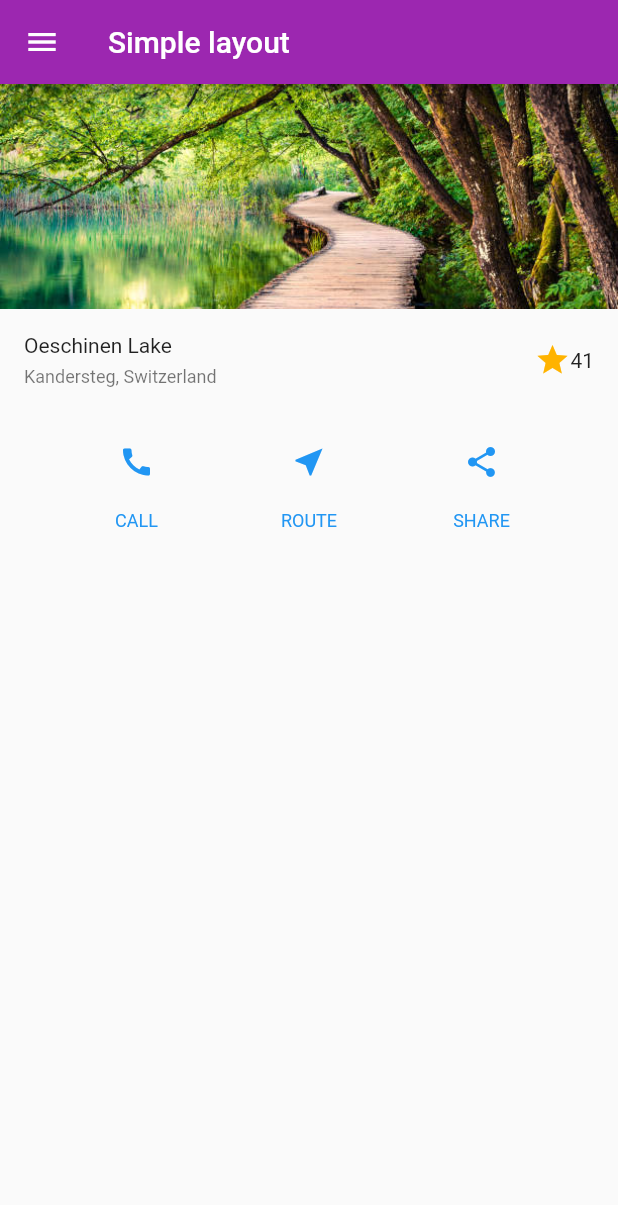
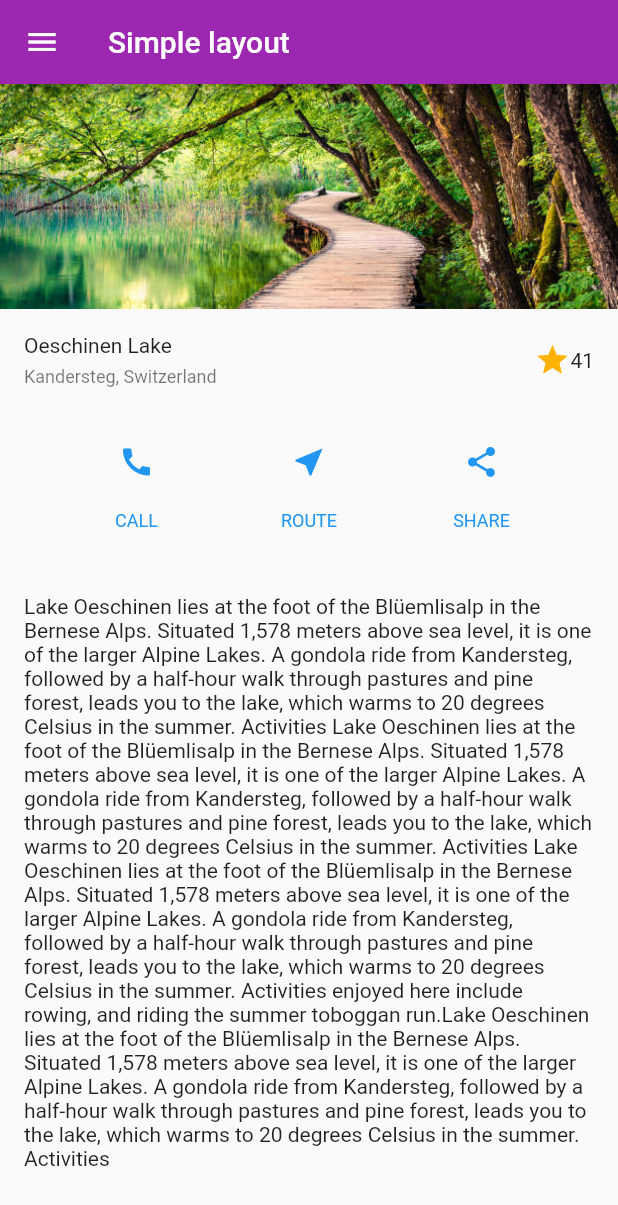
Before and after one commit to designus/flutter-experiments, a Flutter app: the screen it shows after launch, in the side drawer, after a tap on "Simple layout", on a phone screen of 412 x 824 dp. Shown: the top 1205 px of the screen. Run offline on Flutter 3.47's test engine with Material 2 defaults, Android fonts, the phone set to English and light mode, and no system bars.

Commit message:
add text area and scroll view

```diff
--- a/lib/simple_layout.dart
+++ b/lib/simple_layout.dart
@@ -38,6 +38,36 @@ class SimpleLayout extends StatelessWidget {
           child: Image.asset('images/1.jpg', height: 150, fit: BoxFit.cover)
         ),
       ],
+    );
+  }
+
+  Widget _buildText() {
+    return Container(
+      padding: const EdgeInsets.fromLTRB(16, 32, 16, 16),
+      child: const Text(
+          'Lake Oeschinen lies at the foot of the Blüemlisalp in the Bernese '
+          'Alps. Situated 1,578 meters above sea level, it is one of the '
+          'larger Alpine Lakes. A gondola ride from Kandersteg, followed by a '
+          'half-hour walk through pastures and pine forest, leads you to the '
+          'lake, which warms to 20 degrees Celsius in the summer. Activities '
+          'Lake Oeschinen lies at the foot of the Blüemlisalp in the Bernese '
+          'Alps. Situated 1,578 meters above sea level, it is one of the '
+          'larger Alpine Lakes. A gondola ride from Kandersteg, followed by a '
+          'half-hour walk through pastures and pine forest, leads you to the '
+          'lake, which warms to 20 degrees Celsius in the summer. Activities '
+          'Lake Oeschinen lies at the foot of the Blüemlisalp in the Bernese '
+          'Alps. Situated 1,578 meters above sea level, it is one of the '
+          'larger Alpine Lakes. A gondola ride from Kandersteg, followed by a '
+          'half-hour walk through pastures and pine forest, leads you to the '
+          'lake, which warms to 20 degrees Celsius in the summer. Activities '
+          'enjoyed here include rowing, and riding the summer toboggan run.'
+          'Lake Oeschinen lies at the foot of the Blüemlisalp in the Bernese '
+          'Alps. Situated 1,578 meters above sea level, it is one of the '
+          'larger Alpine Lakes. A gondola ride from Kandersteg, followed by a '
+          'half-hour walk through pastures and pine forest, leads you to the '
+          'lake, which warms to 20 degrees Celsius in the summer. Activities ',
+          softWrap: true,
+        ),
     );
   }
 
@@ -82,12 +112,15 @@ class SimpleLayout extends StatelessWidget {
   Widget build(BuildContext context) {
     return Skeleton(
       title: 'Simple layout',
-      body: Column(
+      body: SingleChildScrollView(
+        child: Column(
         children: [
           _buildImage(),
           _buildTitleSection(context),
-          _buildActionButtons(context)
+          _buildActionButtons(context),
+          _buildText()
         ],
+      ),
       )
     );
   }
```
